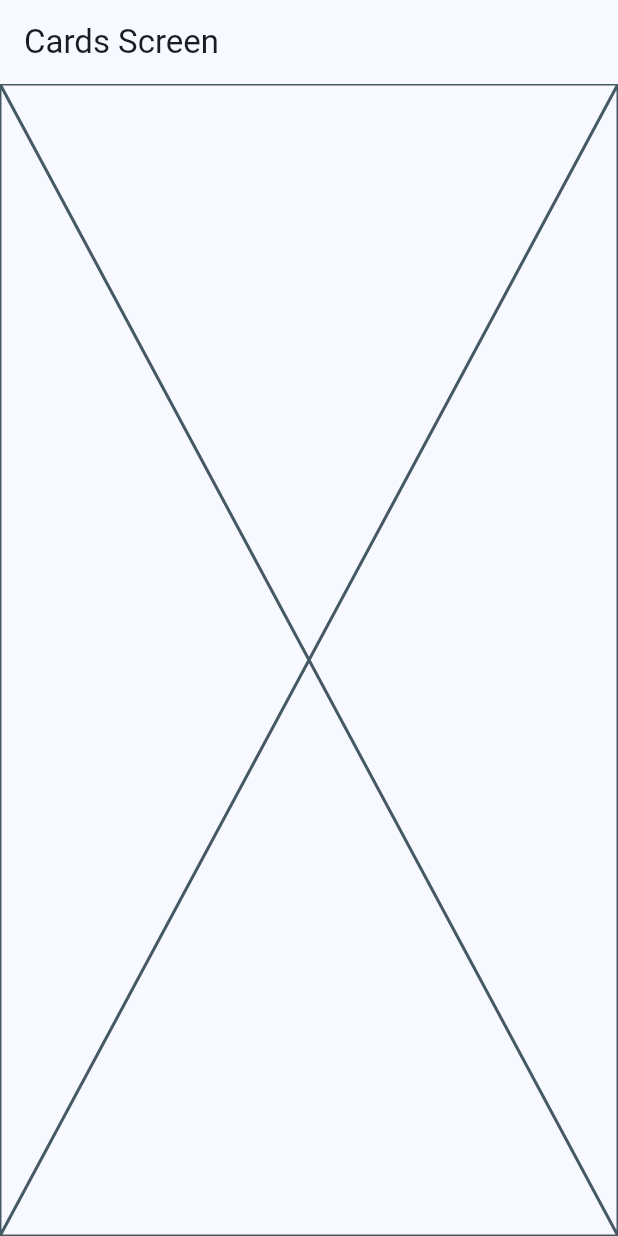
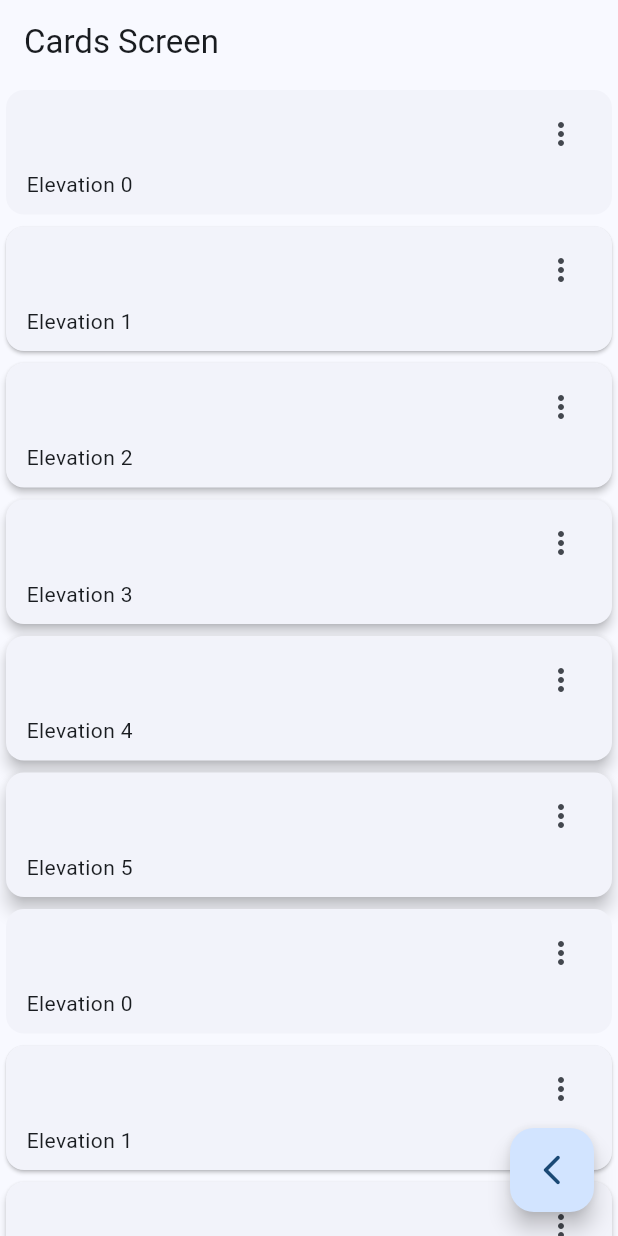
Before and after one commit to fisico-alienado/widgets-app-flutter, a Flutter app: the CardsScreen screen opened by its route, on a phone screen of 412 x 824 dp. Run offline on Flutter 3.47's test engine with Material 2 defaults, Android fonts, the phone set to English and light mode, and no system bars; our stand-ins replace go_router.

Commit message:
Inicio de la creación de tarjetas Cards con Material 3

```diff
--- a/lib/presentation/screens/cards/cards_screen.dart
+++ b/lib/presentation/screens/cards/cards_screen.dart
@@ -1,5 +1,14 @@
 import 'package:flutter/material.dart';
+import 'package:go_router/go_router.dart';
 
+const List<Map<String, dynamic>> cards = <Map<String, dynamic>>[ // ! No hace falta indicar el tipo de dato, pero yo lo hago con fines de aprendizaje
+  {'elevation': 0.0, 'label': ' Elevation 0'},
+  {'elevation': 1.0, 'label': ' Elevation 1'},
+  {'elevation': 2.0, 'label': ' Elevation 2'},
+  {'elevation': 3.0, 'label': ' Elevation 3'},
+  {'elevation': 4.0, 'label': ' Elevation 4'},
+  {'elevation': 5.0, 'label': ' Elevation 5'},
+];
 class CardsScreen extends StatelessWidget {
 
   static const String name = 'cards_screen';
@@ -12,7 +21,72 @@
       appBar: AppBar(
         title: const Text('Cards Screen'),
       ),
-      body: const Placeholder(),
+      body: const _CardsView(),
+      floatingActionButton: FloatingActionButton(
+        child: const Icon(Icons.arrow_back_ios_new_rounded),
+        onPressed: () {
+          context.pop(); // ! Para volver a la pantalla anterior. Esta es la forma de hacerlo con Go Router
+          // Navigator.of(context).pop(...) // * Si usamos 'Navigator'
+        },
+      ),
     );
   }
 }
+
+class _CardsView extends StatelessWidget {
+
+  const _CardsView();
+
+  @override
+  Widget build(BuildContext context) {
+    return SingleChildScrollView( // ! Para evitar errores de overflow de contenido y permitir hacer scroll del contenido
+      child: Column(
+        children: [
+          ...cards.map( // ! con ... podemos hacer un spread dentro del widget, que nos permite devolver elementos iterables en el orden en el que están definidos
+            (card) => _CardType1(elevation: card['elevation'], label: card['label'])
+          ),
+          ...cards.map( // ! con ... podemos hacer un spread dentro del widget, que nos permite devolver elementos iterables en el orden en el que están definidos
+            (card) => _CardType1(elevation: card['elevation'], label: card['label'])
+          ),
+        ],
+      ),
+    );
+  }
+}
+
+class _CardType1 extends StatelessWidget {
+
+  final String label;
+  final double elevation;
+
+  const _CardType1({
+    required this.label,
+    required this.elevation
+    });
+
+  @override
+  Widget build(BuildContext context) {
+    return Card(
+      elevation: elevation, // hace que podamos ver el color de la tarjeta (cuanto mayor el valor mas se ve el color)
+      child: Padding(
+        padding: const EdgeInsets.fromLTRB(10, 5, 10, 10),
+        child: Column(
+          children: [
+            Align(
+              alignment: Alignment.topRight,
+              child: IconButton(
+                icon: const Icon(Icons.more_vert_outlined),
+                onPressed: (){},
+              )
+            ),
+
+            Align(
+              alignment: Alignment.bottomLeft,
+
+              child: Text(label),
+            )
+          ]),
+      ),
+    );
+  }
+}
```
